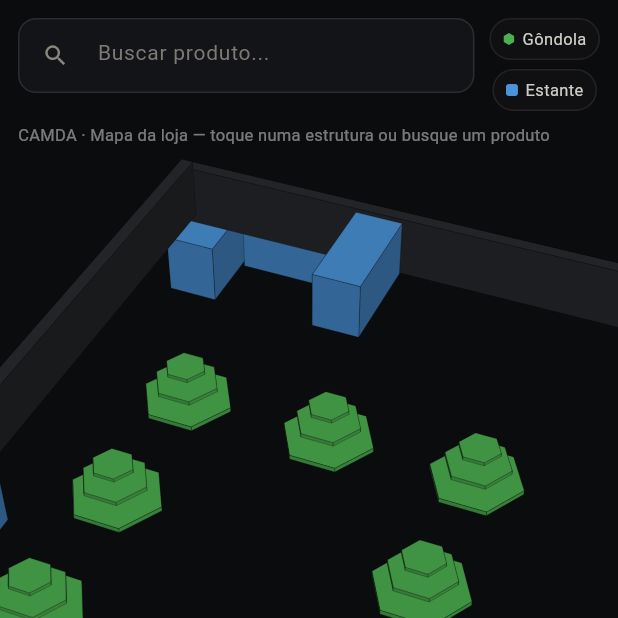
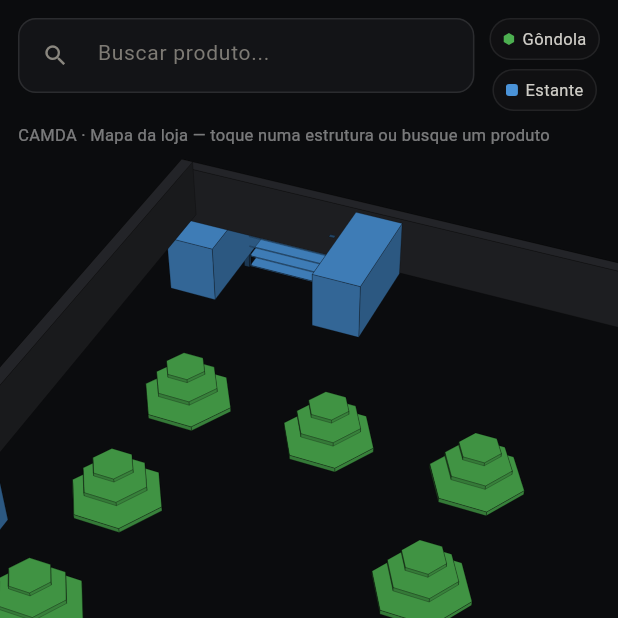
Before and after one commit to LeoLira1/Gondolas, a Flutter app: the screen it shows after launch, on a phone screen of 412 x 824 dp, the top half of it. Run offline on Flutter 3.47's test engine with Material 3 defaults, Android fonts, the phone set to English and light mode, and no system bars; our stand-ins replace shared_preferences; missing offline and left inert: libsql_dart.

Commit message:
Render estante 8 as EDR-300 silhouette in store map
Replace the plain blue box for estante 8 with a recognisable
metal-shelf shape: 4 darker corner posts (full-height) + 6 evenly-spaced
horizontal shelves, all scaled to the item's footprint (w=1.4, d=0.7)
and the map shelf height (0.85). Other estantes keep the solid-box look.

Co-Authored-By: Claude Sonnet 4.6 <noreply@anthropic.com>
Claude-Session: https://claude.ai/code/session_013KvPPFJ9fCurZFBoqBNNLD

```diff
--- a/lib/loja_scene.dart
+++ b/lib/loja_scene.dart
@@ -127,6 +127,8 @@ class LojaGeometry {
 
       if (item.tipo == 'gondola') {
         _gondola(faces, item, cor);
+      } else if (item.numero == 8) {
+        _estanteEdr300(faces, item, cor);
       } else {
         _estante(faces, item, cor);
       }
@@ -194,6 +196,56 @@ class LojaGeometry {
     faces.add(Face([Vec3(x0,0,z0), Vec3(x0,0,z1), Vec3(x0,h,z1), Vec3(x0,h,z0)], cor));
     faces.add(Face([Vec3(x1,0,z1), Vec3(x1,0,z0), Vec3(x1,h,z0), Vec3(x1,h,z1)], cor));
     faces.add(Face([Vec3(x0,h,z0), Vec3(x0,h,z1), Vec3(x1,h,z1), Vec3(x1,h,z0)], cor));
+  }
+
+  // Renderiza estante 8 como EDR-300: 4 montantes + 6 prateleiras horizontais
+  static void _estanteEdr300(List<Face> faces, ItemLoja item, Color cor) {
+    final cx = item.x, cz = item.z;
+    final hw = item.w / 2, hd = item.d / 2;
+    const h       = _estanteH;
+    const pW      = 0.040; // meia-largura do montante em X
+    const pD      = 0.028; // meia-profundidade do montante em Z
+    const sT      = 0.013; // espessura da prateleira
+    const nShelves = 6;
+
+    final corPost = Color.lerp(cor, const Color(0xFF000000), 0.45)!;
+
+    // 4 montantes nos cantos
+    for (final (px, pz) in [
+      (cx - hw + pW, cz - hd + pD),
+      (cx + hw - pW, cz - hd + pD),
+      (cx - hw + pW, cz + hd - pD),
+      (cx + hw - pW, cz + hd - pD),
+    ]) {
+      _boxLoja(faces,
+        x0: px - pW, x1: px + pW,
+        y0: 0,        y1: h,
+        z0: pz - pD,  z1: pz + pD,
+        color: corPost);
+    }
+
+    // 6 prateleiras horizontais
+    for (var i = 0; i < nShelves; i++) {
+      final y = i * (h - sT) / (nShelves - 1);
+      _boxLoja(faces,
+        x0: cx - hw + pW * 2, x1: cx + hw - pW * 2,
+        y0: y,                 y1: y + sT,
+        z0: cz - hd + pD,     z1: cz + hd - pD,
+        color: cor);
+    }
+  }
+
+  static void _boxLoja(List<Face> faces, {
+    required double x0, required double x1,
+    required double y0, required double y1,
+    required double z0, required double z1,
+    required Color color,
+  }) {
+    faces.add(Face([Vec3(x0,y1,z0), Vec3(x0,y1,z1), Vec3(x1,y1,z1), Vec3(x1,y1,z0)], color));
+    faces.add(Face([Vec3(x0,y0,z1), Vec3(x1,y0,z1), Vec3(x1,y1,z1), Vec3(x0,y1,z1)], color));
+    faces.add(Face([Vec3(x1,y0,z0), Vec3(x0,y0,z0), Vec3(x0,y1,z0), Vec3(x1,y1,z0)], color));
+    faces.add(Face([Vec3(x1,y0,z1), Vec3(x1,y0,z0), Vec3(x1,y1,z0), Vec3(x1,y1,z1)], color));
+    faces.add(Face([Vec3(x0,y0,z0), Vec3(x0,y0,z1), Vec3(x0,y1,z1), Vec3(x0,y1,z0)], color));
   }
 }
 
```
